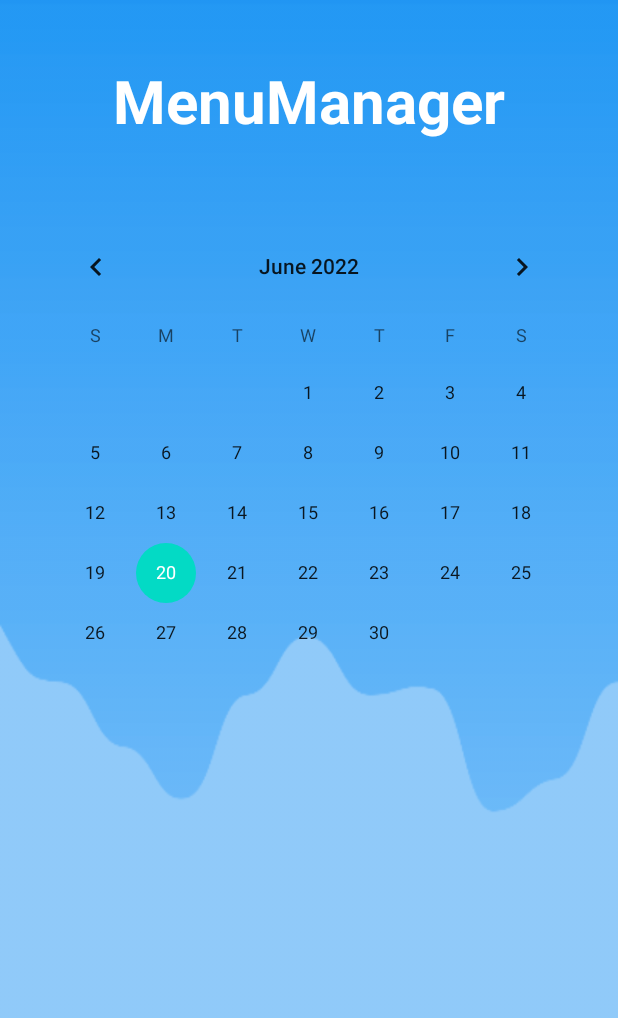
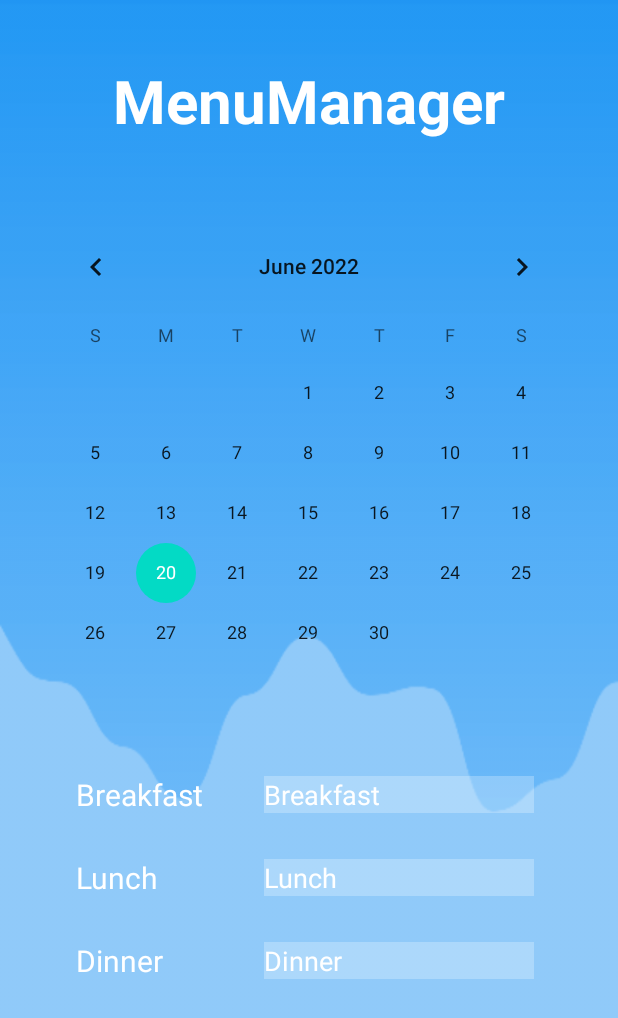
Before and after one commit to FedericoGuidazzi/MenuManager, an Android app: the HomepageActivity screen opened directly, with no data from a screen before it, on a phone screen of 412 x 824 dp. Shown: the top 1018 px of the screen. Run offline under Robolectric (Android 15) with nearby library versions, the phone set to English and light mode, and no system bars.

Commit message:
added input for insert daily menu

```diff
--- a/Android/app/src/main/java/com/example/android/HomepageActivity.java
+++ b/Android/app/src/main/java/com/example/android/HomepageActivity.java
@@ -1,7 +1,11 @@
 package com.example.android;
 
 import android.os.Bundle;
+import android.view.View;
+import android.widget.CalendarView;
+import android.widget.DatePicker;
 import android.widget.TextView;
+import android.widget.Toast;
 
 import androidx.annotation.Nullable;
 import androidx.appcompat.app.AppCompatActivity;
@@ -14,5 +18,17 @@ public class HomepageActivity extends AppCompatActivity {
     protected void onCreate(Bundle savedInstanceState) {
         super.onCreate(savedInstanceState);
         setContentView(R.layout.homepage);
+        CalendarView calendarView = (CalendarView) findViewById(R.id.calendar);
+
+        //listener per il cambio data
+        calendarView.setOnDateChangeListener(new CalendarView.OnDateChangeListener() {
+
+            @Override
+            public void onSelectedDayChange(CalendarView view, int year, int month,
+                                            int dayOfMonth) {
+
+                Toast.makeText(getApplicationContext(), ""+dayOfMonth+" "+(month+1)+" "+year, Toast.LENGTH_SHORT).show();
+            }
+        });
     }
 }
--- /dev/null
+++ b/Android/app/src/main/res/drawable/ic_baseline_list_alt_24.xml
@@ -0,0 +1,10 @@
+<vector xmlns:android="http://schemas.android.com/apk/res/android"
+    android:width="24dp"
+    android:height="24dp"
+    android:viewportWidth="24"
+    android:viewportHeight="24"
+    android:tint="?attr/colorControlNormal">
+  <path
+      android:fillColor="@android:color/white"
+      android:pathData="M19,5v14L5,19L5,5h14m1.1,-2L3.9,3c-0.5,0 -0.9,0.4 -0.9,0.9v16.2c0,0.4 0.4,0.9 0.9,0.9h16.2c0.4,0 0.9,-0.5 0.9,-0.9L21,3.9c0,-0.5 -0.5,-0.9 -0.9,-0.9zM11,7h6v2h-6L11,7zM11,11h6v2h-6v-2zM11,15h6v2h-6zM7,7h2v2L7,9zM7,11h2v2L7,13zM7,15h2v2L7,17z"/>
+</vector>
--- a/Android/app/src/main/res/layout/homepage.xml
+++ b/Android/app/src/main/res/layout/homepage.xml
@@ -1,10 +1,17 @@
 <?xml version="1.0" encoding="utf-8"?>
-<androidx.appcompat.widget.LinearLayoutCompat
-    xmlns:android="http://schemas.android.com/apk/res/android"
-    xmlns:tools="http://schemas.android.com/tools"
+<LinearLayout
     android:layout_width="match_parent"
     android:layout_height="match_parent"
-    android:background="@drawable/backgroundlogin"
+    xmlns:android="http://schemas.android.com/apk/res/android">
+<ScrollView xmlns:tools="http://schemas.android.com/tools"
+    android:layout_width="match_parent"
+    android:layout_height="match_parent"
+    xmlns:android="http://schemas.android.com/apk/res/android"
+    xmlns:app="http://schemas.android.com/apk/res-auto"
+    android:background="@drawable/backgroundlogin">
+    <LinearLayout
+        android:layout_width="match_parent"
+    android:layout_height="match_parent"
     android:orientation="vertical"
     tools:context=".MainActivity">
 
@@ -25,8 +32,81 @@
             android:layout_width="match_parent"
             android:layout_height="wrap_content"
             android:layout_margin="20dp"
-        android:layout_marginTop="50dp"/>
+            android:layout_marginTop="50dp"
+            android:id="@+id/calendar"/>
 
+        <LinearLayout
+            android:layout_width="match_parent"
+            android:layout_height="match_parent"
+            android:gravity="center"
+            android:orientation="horizontal">
 
+            <TextView
+                android:layout_width="100dp"
+                android:layout_height="wrap_content"
+                android:layout_margin="10dp"
+                android:text="Breakfast"
+                android:textColor="@color/white"
+                android:textSize="20dp" />
 
-</androidx.appcompat.widget.LinearLayoutCompat>
+            <EditText
+                android:id="@+id/breakfast"
+                android:layout_width="180dp"
+                android:layout_height="wrap_content"
+                android:layout_margin="15dp"
+                android:background="#40ffffff"
+                android:hint="Breakfast                "
+                android:textColor="@color/white"
+                android:textColorHint="@color/white" />
+        </LinearLayout>
+        <LinearLayout
+            android:layout_width="match_parent"
+            android:layout_height="match_parent"
+            android:gravity="center"
+            android:orientation="horizontal">
+
+            <TextView
+                android:layout_width="100dp"
+                android:layout_height="wrap_content"
+                android:layout_margin="10dp"
+                android:text="Lunch"
+                android:textColor="@color/white"
+                android:textSize="20dp" />
+
+            <EditText
+                android:id="@+id/lunch"
+                android:layout_width="180dp"
+                android:layout_height="wrap_content"
+                android:layout_margin="15dp"
+                android:background="#40ffffff"
+                android:hint="Lunch"
+                android:textColor="@color/white"
+                android:textColorHint="@color/white" />
+        </LinearLayout>
+        <LinearLayout
+            android:layout_width="match_parent"
+            android:layout_height="match_parent"
+            android:gravity="center"
+            android:orientation="horizontal">
+
+            <TextView
+                android:layout_width="100dp"
+                android:layout_height="wrap_content"
+                android:layout_margin="10dp"
+                android:text="Dinner"
+                android:textColor="@color/white"
+                android:textSize="20dp" />
+
+            <EditText
+                android:id="@+id/dinner"
+                android:layout_width="180dp"
+                android:layout_height="wrap_content"
+                android:layout_margin="15dp"
+                android:background="#40ffffff"
+                android:hint="Dinner"
+                android:textColor="@color/white"
+                android:textColorHint="@color/white" />
+        </LinearLayout>
+    </LinearLayout>
+</ScrollView>
+</LinearLayout>
```
Lines whose indentation alone changed are shown as unchanged.
